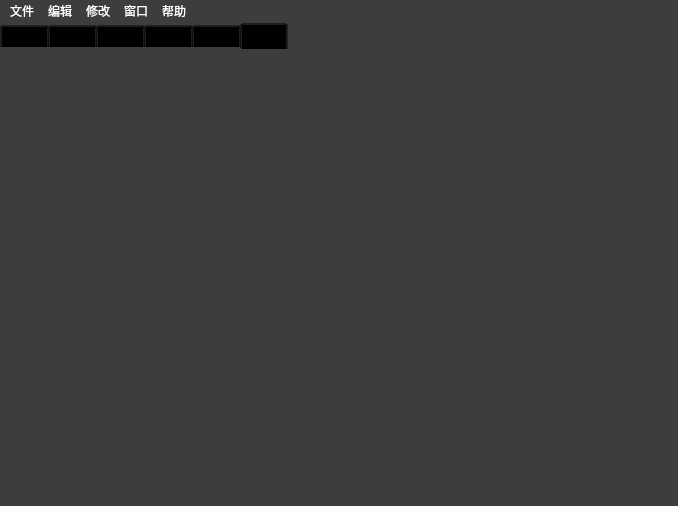
Old version of the form MainWindow.ui in the repository what951006/CommQtGuiFramework.
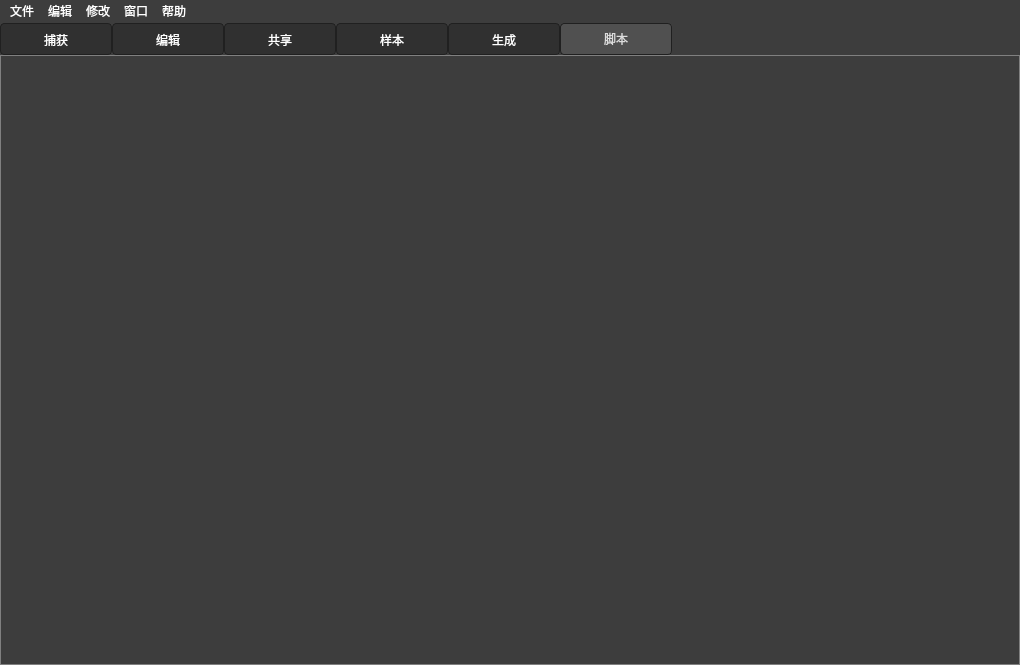
New version of the form. The open tabs and pages were chosen to show the change.

Patch:
```diff
--- a/MainWindow.ui
+++ b/MainWindow.ui
@@ -6,8 +6,8 @@
    <rect>
     <x>0</x>
     <y>0</y>
-    <width>678</width>
-    <height>506</height>
+    <width>1020</width>
+    <height>665</height>
    </rect>
   </property>
   <property name="palette">
@@ -81,14 +81,20 @@
    <string notr="true">/* 菜单栏 */
 QMenuBar {
 	background-color:#3d3d3d;
+	color:rbga(255,255,255,204);
 }
 QMenuBar::item{
-color:white;
+	font: 12px &quot;微软雅黑&quot;;
+	color:white;
+}
+QMenuBar::item:selected{
+	background-color:#4d4d4d;
+	color:white;
 }</string>
   </property>
   <widget class="QWidget" name="centralWidget">
    <property name="styleSheet">
-    <string notr="true">background:transparent;</string>
+    <string notr="true">background:#3d3d3d;</string>
    </property>
    <layout class="QVBoxLayout" name="verticalLayout">
     <property name="spacing">
@@ -113,28 +119,28 @@
         <active>
          <colorrole role="Button">
           <brush brushstyle="SolidPattern">
-           <color alpha="0">
-            <red>0</red>
-            <green>0</green>
-            <blue>0</blue>
+           <color alpha="255">
+            <red>61</red>
+            <green>61</green>
+            <blue>61</blue>
            </color>
           </brush>
          </colorrole>
          <colorrole role="Base">
           <brush brushstyle="SolidPattern">
-           <color alpha="0">
-            <red>0</red>
-            <green>0</green>
-            <blue>0</blue>
+           <color alpha="255">
+            <red>61</red>
+            <green>61</green>
+            <blue>61</blue>
            </color>
           </brush>
          </colorrole>
          <colorrole role="Window">
           <brush brushstyle="SolidPattern">
-           <color alpha="0">
-            <red>0</red>
-            <green>0</green>
-            <blue>0</blue>
+           <color alpha="255">
+            <red>61</red>
+            <green>61</green>
+            <blue>61</blue>
            </color>
           </brush>
          </colorrole>
@@ -142,28 +148,28 @@
         <inactive>
          <colorrole role="Button">
           <brush brushstyle="SolidPattern">
-           <color alpha="0">
-            <red>0</red>
-            <green>0</green>
-            <blue>0</blue>
+           <color alpha="255">
+            <red>61</red>
+            <green>61</green>
+            <blue>61</blue>
            </color>
           </brush>
          </colorrole>
          <colorrole role="Base">
           <brush brushstyle="SolidPattern">
-           <color alpha="0">
-            <red>0</red>
-            <green>0</green>
-            <blue>0</blue>
+           <color alpha="255">
+            <red>61</red>
+            <green>61</green>
+            <blue>61</blue>
            </color>
           </brush>
          </colorrole>
          <colorrole role="Window">
           <brush brushstyle="SolidPattern">
-           <color alpha="0">
-            <red>0</red>
-            <green>0</green>
-            <blue>0</blue>
+           <color alpha="255">
+            <red>61</red>
+            <green>61</green>
+            <blue>61</blue>
            </color>
           </brush>
          </colorrole>
@@ -171,28 +177,28 @@
         <disabled>
          <colorrole role="Button">
           <brush brushstyle="SolidPattern">
-           <color alpha="0">
-            <red>0</red>
-            <green>0</green>
-            <blue>0</blue>
+           <color alpha="255">
+            <red>61</red>
+            <green>61</green>
+            <blue>61</blue>
            </color>
           </brush>
          </colorrole>
          <colorrole role="Base">
           <brush brushstyle="SolidPattern">
-           <color alpha="0">
-            <red>0</red>
-            <green>0</green>
-            <blue>0</blue>
+           <color alpha="255">
+            <red>61</red>
+            <green>61</green>
+            <blue>61</blue>
            </color>
           </brush>
          </colorrole>
          <colorrole role="Window">
           <brush brushstyle="SolidPattern">
-           <color alpha="0">
-            <red>0</red>
-            <green>0</green>
-            <blue>0</blue>
+           <color alpha="255">
+            <red>61</red>
+            <green>61</green>
+            <blue>61</blue>
            </color>
           </brush>
          </colorrole>
@@ -200,13 +206,35 @@
        </palette>
       </property>
       <property name="styleSheet">
-       <string notr="true">
-QTabWidget::pane
-{
-	border: 1px;
-	background:#3d3d3d;
+       <string notr="true">QTabWidget{
+
 }
-</string>
+QTabWidget::pane{
+border:1px solid gray;
+	background:transparent;
+}
+QTabWidget::tab-bar{
+	border-top:1px solid red;
+    alignment:left;
+}
+QTabBar::tab{
+font:12px &quot;微软雅黑&quot;;
+	height:30px;
+	width:110px;
+	border:1px solid #202020;
+	border-radius:4px;
+	background:#303030;
+	color:white;
+	min-width:30ex;
+	min-height:10ex;
+}
+QTabBar::tab:hover{
+	background:rgb(255, 255, 255, 100);
+}
+QTabBar::tab:selected{
+	background:#505050;
+	color:rgb(255, 255, 255, 204);
+}</string>
       </property>
       <property name="tabShape">
        <enum>QTabWidget::Rounded</enum>
@@ -253,7 +281,7 @@
     <rect>
      <x>0</x>
      <y>0</y>
-     <width>678</width>
+     <width>1020</width>
      <height>23</height>
     </rect>
    </property>
```
Left out of the diff: 4 changed lines with no effect on the pictures.
